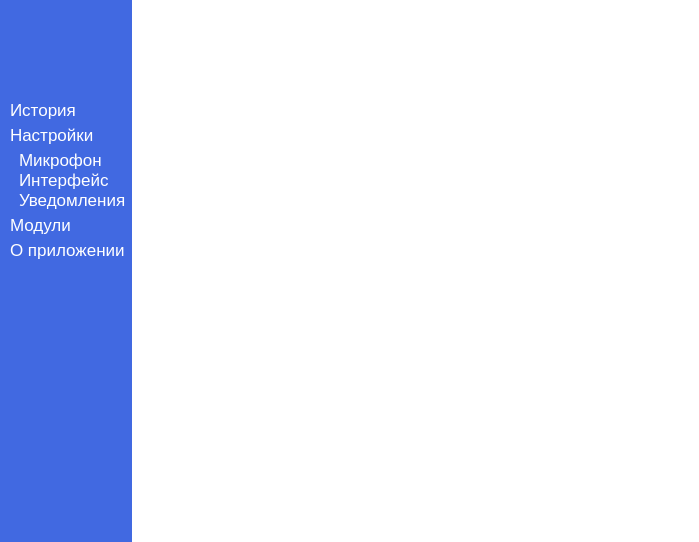
Monsets/Eva, file des.ui: the form before one commit.
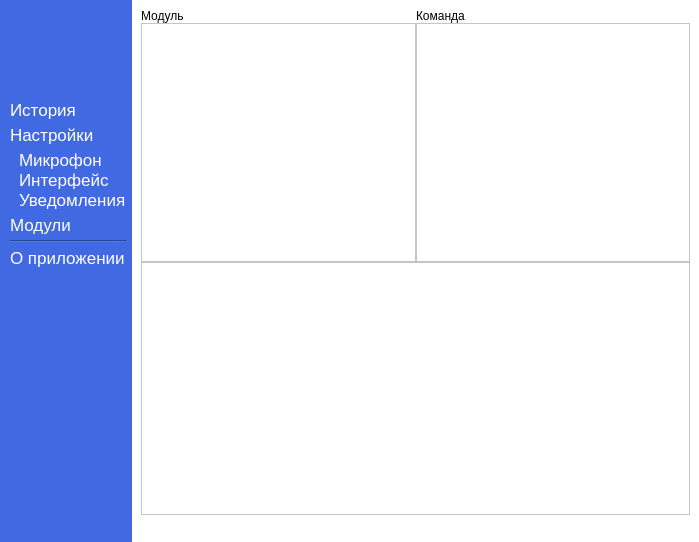
The form after the commit. The open tabs and pages were chosen to show the change.

```diff
--- a/des.ui
+++ b/des.ui
@@ -47,8 +47,87 @@
       <property name="currentIndex">
        <number>3</number>
       </property>
-      <widget class="QWidget" name="history_page"/>
-      <widget class="QWidget" name="modules_page"/>
+      <widget class="QWidget" name="history_page">
+       <layout class="QGridLayout" name="gridLayout_4">
+        <item row="0" column="0">
+         <widget class="QScrollArea" name="ScrollArea_History">
+          <property name="widgetResizable">
+           <bool>true</bool>
+          </property>
+          <widget class="QWidget" name="scrollAreaWidgetContents_8">
+           <property name="geometry">
+            <rect>
+             <x>0</x>
+             <y>0</y>
+             <width>542</width>
+             <height>522</height>
+            </rect>
+           </property>
+          </widget>
+         </widget>
+        </item>
+       </layout>
+      </widget>
+      <widget class="QWidget" name="modules_page">
+       <layout class="QGridLayout" name="gridLayout_5">
+        <property name="spacing">
+         <number>0</number>
+        </property>
+        <item row="0" column="0">
+         <layout class="QHBoxLayout" name="horizontalLayout_4">
+          <item>
+           <layout class="QGridLayout" name="gridLayout_7">
+            <property name="spacing">
+             <number>0</number>
+            </property>
+            <item row="1" column="1">
+             <widget class="QListWidget" name="ListWidget_ModuleCommands"/>
+            </item>
+            <item row="1" column="0">
+             <widget class="QListWidget" name="ListWidget_ModuleNames"/>
+            </item>
+            <item row="0" column="1">
+             <widget class="QLabel" name="label_11">
+              <property name="text">
+               <string>Команда</string>
+              </property>
+             </widget>
+            </item>
+            <item row="0" column="0">
+             <widget class="QLabel" name="label_10">
+              <property name="text">
+               <string>Модуль</string>
+              </property>
+             </widget>
+            </item>
+           </layout>
+          </item>
+         </layout>
+        </item>
+        <item row="1" column="0">
+         <widget class="QScrollArea" name="ScrollArea_CommandInfo">
+          <property name="widgetResizable">
+           <bool>true</bool>
+          </property>
+          <widget class="QWidget" name="scrollAreaWidgetContents_7">
+           <property name="geometry">
+            <rect>
+             <x>0</x>
+             <y>0</y>
+             <width>542</width>
+             <height>259</height>
+            </rect>
+           </property>
+          </widget>
+         </widget>
+        </item>
+        <item row="2" column="0">
+         <widget class="QWidget" name="gridWidget_2" native="true">
+          <layout class="QGridLayout" name="gridLayout_8"/>
+         </widget>
+        </item>
+       </layout>
+      </widget>
       <widget class="QWidget" name="setting_micro_page">
        <property name="layoutDirection">
         <enum>Qt::LeftToRight</enum>
@@ -336,7 +415,7 @@
      </widget>
     </item>
     <item row="0" column="0">
-     <layout class="QVBoxLayout" name="verticalLayout" stretch="0,0,0,0,0,0">
+     <layout class="QVBoxLayout" name="verticalLayout" stretch="0,0,0,0,0,0,0">
       <property name="spacing">
        <number>5</number>
       </property>
@@ -436,6 +515,16 @@
         </property>
        </widget>
       </item>
+      <item>
+       <widget class="Line" name="line">
+        <property name="styleSheet">
+         <string notr="true">c</string>
+        </property>
+        <property name="orientation">
+         <enum>Qt::Horizontal</enum>
+        </property>
+       </widget>
+      </item>
       <item>
        <widget class="QPushButton" name="Button_About">
         <property name="autoFillBackground">
```
Left out of the diff: 71 changed lines with no effect on the pictures.
